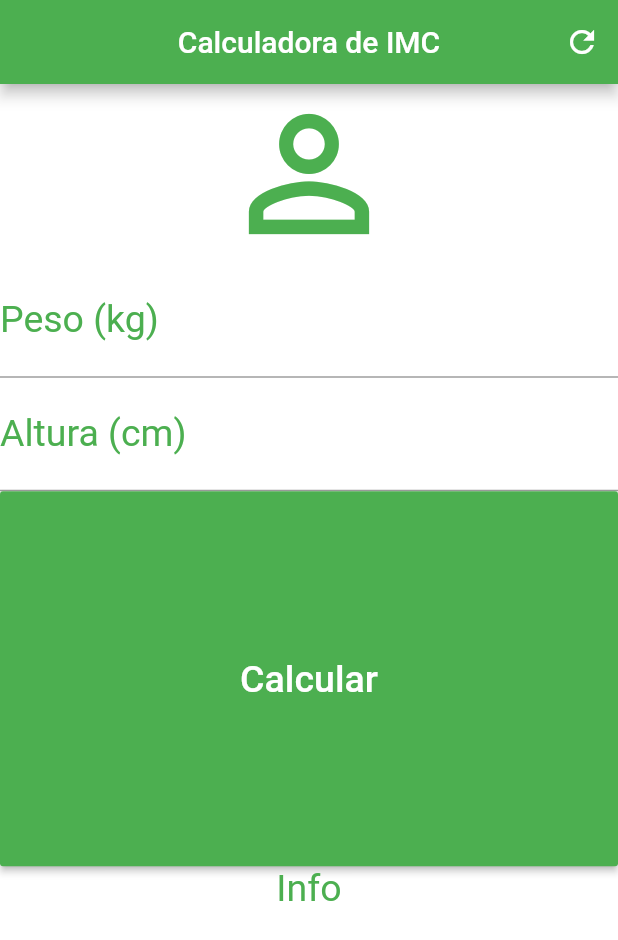
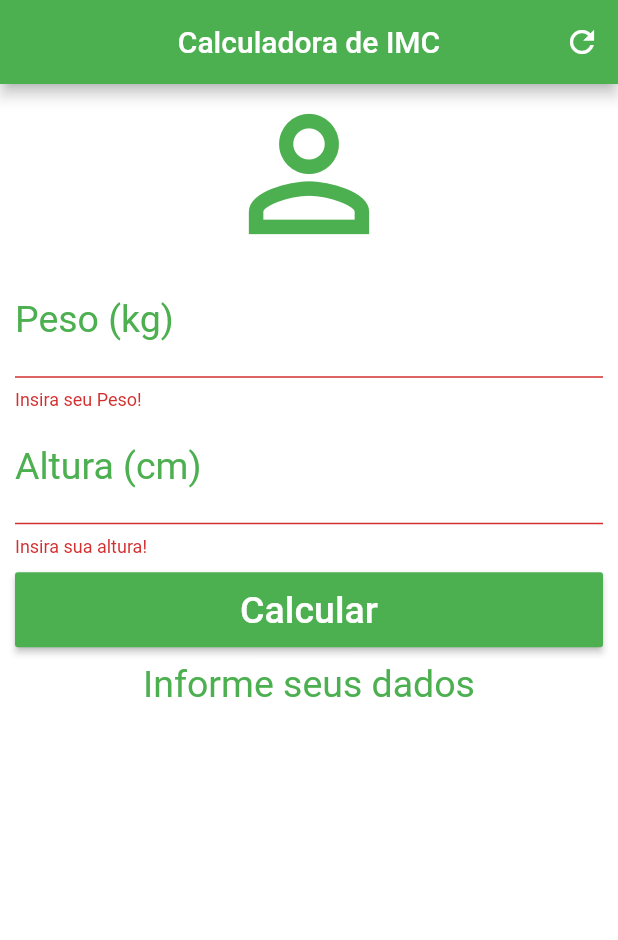
Before and after one commit to KleberDevMan/aplicativos-curso-flutter-udemy, a Flutter app: the screen it shows after launch, after a tap on "Calcular", on a phone screen of 412 x 824 dp. Shown: the top 940 px of the screen. Run offline on Flutter 3.47's test engine with Material 2 defaults, Android fonts, the phone set to English and light mode, and no system bars.

Commit message:
projeto finalizado (ok)

```diff
--- a/lib/main.dart
+++ b/lib/main.dart
@@ -12,6 +12,44 @@ class Home extends StatefulWidget {
 }
 
 class _HomeState extends State<Home> {
+  TextEditingController weightController = TextEditingController();
+  TextEditingController heightController = TextEditingController();
+
+  GlobalKey<FormState> _formKey = GlobalKey<FormState>();
+
+  String _infoText = 'Informe seus dados';
+
+  void _resetFields() {
+    weightController.text = '';
+    heightController.text = '';
+    setState(() {
+      _infoText = 'Informe seus dados';
+      _formKey = GlobalKey<FormState>();
+    });
+  }
+
+  void _calculate() {
+    setState(() {
+      double weight = double.parse(weightController.text);
+      double height = double.parse(heightController.text) / 100;
+      double imc = weight / (height * height);
+      print(imc);
+      if (imc < 18.6) {
+        _infoText = "Abaixo do Peso (${imc.toStringAsPrecision(4)})";
+      } else if (imc >= 18.6 && imc < 24.9) {
+        _infoText = "Peso Ideal (${imc.toStringAsPrecision(4)})";
+      } else if (imc >= 24.9 && imc < 29.9) {
+        _infoText = "Levemente Acima do Peso (${imc.toStringAsPrecision(4)})";
+      } else if (imc >= 29.9 && imc < 34.9) {
+        _infoText = "Obesidade Grau I (${imc.toStringAsPrecision(4)})";
+      } else if (imc >= 34.9 && imc < 39.9) {
+        _infoText = "Obesidade Grau II (${imc.toStringAsPrecision(4)})";
+      } else if (imc >= 40) {
+        _infoText = "Obesidade Grau III (${imc.toStringAsPrecision(4)})";
+      }
+    });
+  }
+
   @override
   Widget build(BuildContext context) {
     return Scaffold(
@@ -20,16 +58,19 @@ class _HomeState extends State<Home> {
           centerTitle: true,
           backgroundColor: Colors.green,
           actions: <Widget>[
-            IconButton(icon: Icon(Icons.refresh), onPressed: () {})
+            IconButton(icon: Icon(Icons.refresh), onPressed: _resetFields)
           ],
         ),
         backgroundColor: Colors.white,
         body: SingleChildScrollView(
+            padding: EdgeInsets.fromLTRB(10.0, 0.0, 10.0, 0.0),
+            child: Form(
+              key: _formKey,
               child: Column(
                 crossAxisAlignment: CrossAxisAlignment.stretch,
                 children: <Widget>[
                   Icon(Icons.person_outline, size: 120.0, color: Colors.green),
-              TextField(
+                  TextFormField(
                     keyboardType: TextInputType.number,
                     decoration: InputDecoration(
                       labelText: 'Peso (kg)',
@@ -37,8 +78,14 @@ class _HomeState extends State<Home> {
                     ),
                     textAlign: TextAlign.center,
                     style: TextStyle(color: Colors.green, fontSize: 25.0),
+                    controller: weightController,
+                    validator: (value) {
+                      if (value.isEmpty) {
+                        return "Insira seu Peso!";
+                      }
+                    },
                   ),
-              TextField(
+                  TextFormField(
                       keyboardType: TextInputType.number,
                       decoration: InputDecoration(
                         labelText: 'Altura (cm)',
@@ -46,21 +93,33 @@ class _HomeState extends State<Home> {
                       ),
                       textAlign: TextAlign.center,
                       style: TextStyle(color: Colors.green, fontSize: 25.0),
-              ),
-              Container(
-                height: 250.0,
+                      controller: heightController,
+                      validator: (value) {
+                        if (value.isEmpty) {
+                          return "Insira sua altura!";
+                        }
+                      }),
+                  Padding(
+                      padding: EdgeInsets.only(top: 10.0, bottom: 10.0),
+                      child: Container(
+                        height: 50.0,
                         child: RaisedButton(
-                  onPressed: () {},
+                          onPressed: () {
+                            if (_formKey.currentState.validate()) {
+                              _calculate();
+                            }
+                          },
                           child: Text('Calcular',
-                      style: TextStyle(color: Colors.white, fontSize: 25.0)),
+                              style: TextStyle(
+                                  color: Colors.white, fontSize: 25.0)),
                           color: Colors.green,
                         ),
-              ),
-              Text('Info',
+                      )),
+                  Text(_infoText,
                       textAlign: TextAlign.center,
                       style: TextStyle(color: Colors.green, fontSize: 25.0))
                 ],
               ),
-        ));
+            )));
   }
 }
```
Lines whose indentation alone changed are shown as unchanged.
